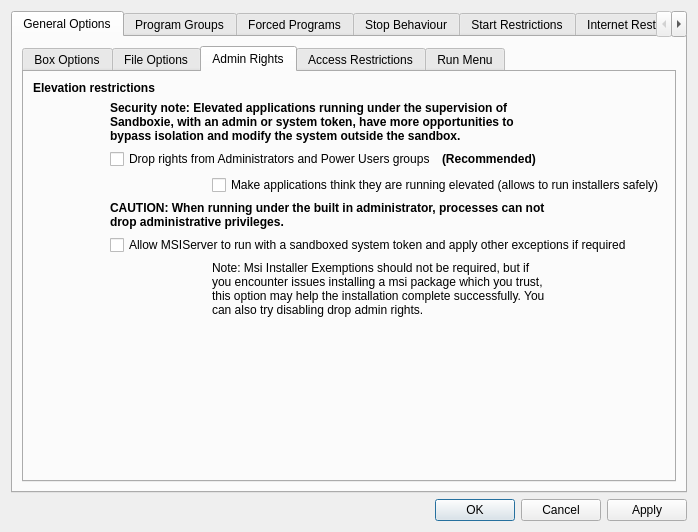
First picture: the form in SandboxiePlus/SandMan/Forms/OptionsWindow.ui, repository sandboxie-plus/Sandboxie, before the edit.
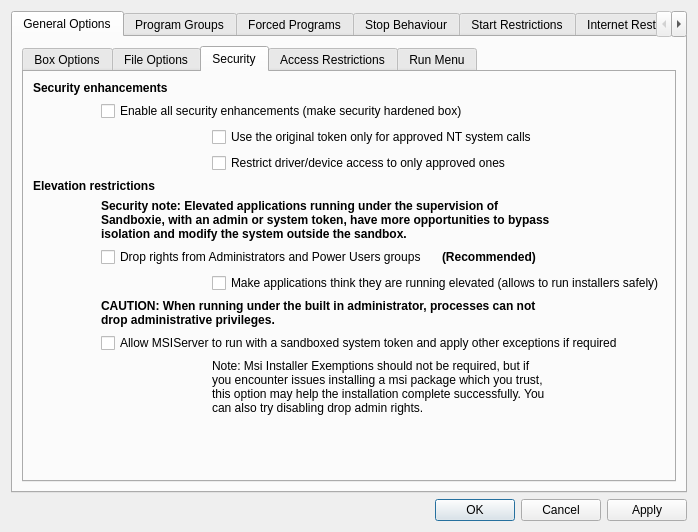
Second picture: the form after the edit. The open tabs and pages were chosen to show the change.

```diff
--- a/SandboxiePlus/SandMan/Forms/OptionsWindow.ui
+++ b/SandboxiePlus/SandMan/Forms/OptionsWindow.ui
@@ -417,38 +417,19 @@
            </widget>
            <widget class="QWidget" name="tab_14">
             <attribute name="title">
-             <string>Admin Rights</string>
+             <string>Security</string>
             </attribute>
             <layout class="QGridLayout" name="gridLayout_53">
              <item row="0" column="0">
               <layout class="QGridLayout" name="gridLayout_52">
-               <item row="8" column="2">
-                <spacer name="verticalSpacer_11">
-                 <property name="orientation">
-                  <enum>Qt::Vertical</enum>
+               <item row="6" column="1" colspan="3">
+                <widget class="QCheckBox" name="chkDropRights">
+                 <property name="text">
+                  <string>Drop rights from Administrators and Power Users groups</string>
                  </property>
-                 <property name="sizeHint" stdset="0">
-                  <size>
-                   <width>20</width>
-                   <height>40</height>
-                  </size>
-                 </property>
-                </spacer>
+                </widget>
                </item>
-               <item row="8" column="3" colspan="3">
-                <spacer name="horizontalSpacer_10">
-                 <property name="orientation">
-                  <enum>Qt::Horizontal</enum>
-                 </property>
-                 <property name="sizeHint" stdset="0">
-                  <size>
-                   <width>40</width>
-                   <height>20</height>
-                  </size>
-                 </property>
-                </spacer>
-               </item>
-               <item row="2" column="4">
+               <item row="6" column="4">
                 <widget class="QLabel" name="label_40">
                  <property name="font">
                   <font>
@@ -462,7 +443,36 @@
                  </property>
                 </widget>
                </item>
-               <item row="0" column="0" colspan="3">
+               <item row="12" column="1">
+                <spacer name="horizontalSpacer_11">
+                 <property name="orientation">
+                  <enum>Qt::Horizontal</enum>
+                 </property>
+                 <property name="sizeType">
+                  <enum>QSizePolicy::Maximum</enum>
+                 </property>
+                 <property name="sizeHint" stdset="0">
+                  <size>
+                   <width>20</width>
+                   <height>20</height>
+                  </size>
+                 </property>
+                </spacer>
+               </item>
+               <item row="12" column="2">
+                <spacer name="verticalSpacer_11">
+                 <property name="orientation">
+                  <enum>Qt::Vertical</enum>
+                 </property>
+                 <property name="sizeHint" stdset="0">
+                  <size>
+                   <width>20</width>
+                   <height>40</height>
+                  </size>
+                 </property>
+                </spacer>
+               </item>
+               <item row="4" column="0" colspan="3">
                 <widget class="QLabel" name="label_10">
                  <property name="font">
                   <font>
@@ -480,6 +490,70 @@
                 </widget>
                </item>
                <item row="5" column="1" colspan="4">
+                <widget class="QLabel" name="label_35">
+                 <property name="font">
+                  <font>
+                   <weight>75</weight>
+                   <bold>true</bold>
+                   <kerning>true</kerning>
+                  </font>
+                 </property>
+                 <property name="text">
+                  <string>Security note: Elevated applications running under the supervision of Sandboxie, with an admin or system token, have more opportunities to bypass isolation and modify the system outside the sandbox.</string>
+                 </property>
+                 <property name="wordWrap">
+                  <bool>true</bool>
+                 </property>
+                </widget>
+               </item>
+               <item row="0" column="0" colspan="2">
+                <widget class="QLabel" name="label_68">
+                 <property name="font">
+                  <font>
+                   <weight>75</weight>
+                   <bold>true</bold>
+                   <kerning>true</kerning>
+                  </font>
+                 </property>
+                 <property name="toolTip">
+                  <string>Protect the system from sandboxed processes</string>
+                 </property>
+                 <property name="text">
+                  <string>Security enhancements</string>
+                 </property>
+                </widget>
+               </item>
+               <item row="2" column="2" colspan="4">
+                <widget class="QCheckBox" name="chkLockDown">
+                 <property name="text">
+                  <string>Use the original token only for approved NT system calls</string>
+                 </property>
+                </widget>
+               </item>
+               <item row="11" column="2" colspan="3">
+                <widget class="QLabel" name="label_28">
+                 <property name="text">
+                  <string>Note: Msi Installer Exemptions should not be required, but if you encounter issues installing a msi package which you trust, this option may help the installation complete successfully. You can also try disabling drop admin rights.</string>
+                 </property>
+                 <property name="wordWrap">
+                  <bool>true</bool>
+                 </property>
+                </widget>
+               </item>
+               <item row="12" column="3" colspan="3">
+                <spacer name="horizontalSpacer_10">
+                 <property name="orientation">
+                  <enum>Qt::Horizontal</enum>
+                 </property>
+                 <property name="sizeHint" stdset="0">
+                  <size>
+                   <width>40</width>
+                   <height>20</height>
+                  </size>
+                 </property>
+                </spacer>
+               </item>
+               <item row="9" column="1" colspan="4">
                 <widget class="QLabel" name="lblAdmin">
                  <property name="font">
                   <font>
@@ -496,70 +570,34 @@
                  </property>
                 </widget>
                </item>
-               <item row="4" column="2" colspan="4">
+               <item row="8" column="2" colspan="4">
                 <widget class="QCheckBox" name="chkFakeElevation">
                  <property name="text">
                   <string>Make applications think they are running elevated (allows to run installers safely)</string>
                  </property>
                 </widget>
                </item>
-               <item row="7" column="2" colspan="3">
-                <widget class="QLabel" name="label_28">
-                 <property name="text">
-                  <string>Note: Msi Installer Exemptions should not be required, but if you encounter issues installing a msi package which you trust, this option may help the installation complete successfully. You can also try disabling drop admin rights.</string>
-                 </property>
-                 <property name="wordWrap">
-                  <bool>true</bool>
-                 </property>
-                </widget>
-               </item>
-               <item row="8" column="1">
-                <spacer name="horizontalSpacer_11">
-                 <property name="orientation">
-                  <enum>Qt::Horizontal</enum>
-                 </property>
-                 <property name="sizeType">
-                  <enum>QSizePolicy::Maximum</enum>
-                 </property>
-                 <property name="sizeHint" stdset="0">
-                  <size>
-                   <width>20</width>
-                   <height>20</height>
-                  </size>
-                 </property>
-                </spacer>
-               </item>
-               <item row="1" column="1" colspan="4">
-                <widget class="QLabel" name="label_35">
-                 <property name="font">
-                  <font>
-                   <weight>75</weight>
-                   <bold>true</bold>
-                   <kerning>true</kerning>
-                  </font>
-                 </property>
-                 <property name="text">
-                  <string>Security note: Elevated applications running under the supervision of Sandboxie, with an admin or system token, have more opportunities to bypass isolation and modify the system outside the sandbox.</string>
-                 </property>
-                 <property name="wordWrap">
-                  <bool>true</bool>
-                 </property>
-                </widget>
-               </item>
-               <item row="2" column="1" colspan="3">
-                <widget class="QCheckBox" name="chkDropRights">
-                 <property name="text">
-                  <string>Drop rights from Administrators and Power Users groups</string>
-                 </property>
-                </widget>
-               </item>
-               <item row="6" column="1" colspan="5">
+               <item row="10" column="1" colspan="5">
                 <widget class="QCheckBox" name="chkMsiExemptions">
                  <property name="text">
                   <string>Allow MSIServer to run with a sandboxed system token and apply other exceptions if required</string>
                  </property>
                 </widget>
                </item>
+               <item row="3" column="2" colspan="4">
+                <widget class="QCheckBox" name="chkRestrictDevices">
+                 <property name="text">
+                  <string>Restrict driver/device access to only approved ones</string>
+                 </property>
+                </widget>
+               </item>
+               <item row="1" column="1" colspan="5">
+                <widget class="QCheckBox" name="chkSecurityMode">
+                 <property name="text">
+                  <string>Enable all security enhancements (make security hardened box)</string>
+                 </property>
+                </widget>
+               </item>
               </layout>
              </item>
             </layout>
```
Left out of the diff: 144 changed lines with no effect on the pictures.
